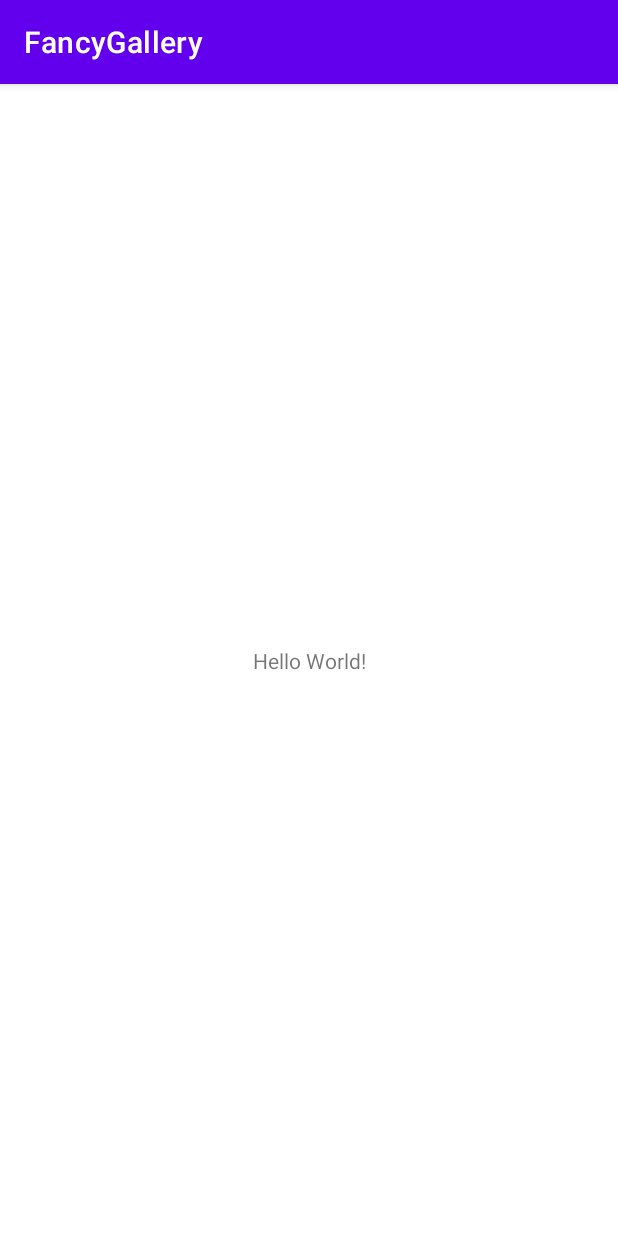
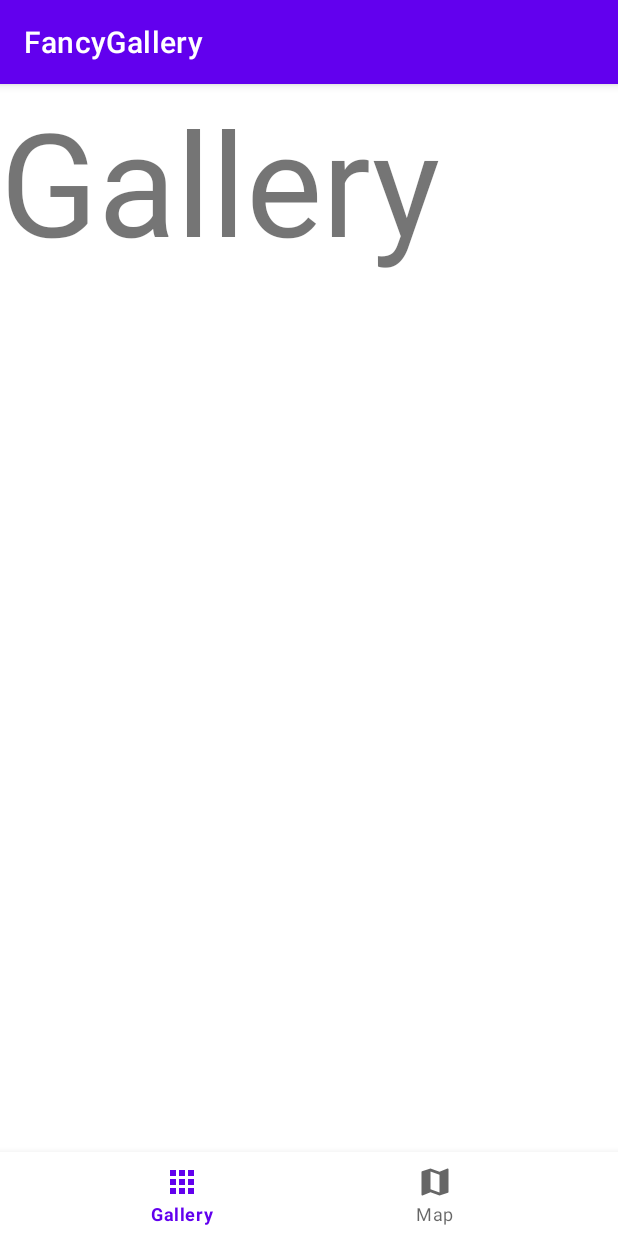
Before and after one commit to Roarke-Rey/FancyGallery, an Android app: the screen it shows after launch (MainActivity), on a phone screen of 412 x 824 dp. Run offline under Robolectric (Android 15) with nearby library versions, the phone set to English and light mode, and no system bars; our stand-ins replace navigation-ui.

Commit message:
Added the two basic fragments with a navgraph and bottom navigation bar

```diff
--- /dev/null
+++ b/app/src/main/java/edu/vt/cs5254/fancygallery/GalleryFragment.kt
@@ -0,0 +1,32 @@
+package edu.vt.cs5254.fancygallery
+
+import android.os.Bundle
+import android.view.LayoutInflater
+import android.view.View
+import android.view.ViewGroup
+import androidx.fragment.app.Fragment
+import androidx.recyclerview.widget.GridLayoutManager
+import edu.vt.cs5254.fancygallery.databinding.FragmentGalleryBinding
+
+class GalleryFragment: Fragment() {
+
+    private var _binding: FragmentGalleryBinding? = null
+    private val binding
+        get() = checkNotNull(_binding) {
+            "Cannot access binding because it is null. Is the view visible?"
+        }
+
+    override fun onCreateView(
+        inflater: LayoutInflater,
+        container: ViewGroup?,
+        savedInstanceState: Bundle?
+    ): View? {
+        _binding = FragmentGalleryBinding.inflate(inflater, container, false)
+        return binding.root
+    }
+
+    override fun onDestroyView() {
+        super.onDestroyView()
+        _binding = null
+    }
+}
--- a/app/src/main/java/edu/vt/cs5254/fancygallery/MainActivity.kt
+++ b/app/src/main/java/edu/vt/cs5254/fancygallery/MainActivity.kt
@@ -2,10 +2,21 @@ package edu.vt.cs5254.fancygallery
 
 import androidx.appcompat.app.AppCompatActivity
 import android.os.Bundle
+import androidx.navigation.NavHost
+import androidx.navigation.ui.NavigationUI
+import androidx.navigation.ui.setupWithNavController
+import edu.vt.cs5254.fancygallery.databinding.ActivityMainBinding
 
 class MainActivity : AppCompatActivity() {
     override fun onCreate(savedInstanceState: Bundle?) {
         super.onCreate(savedInstanceState)
-        setContentView(R.layout.activity_main)
+        val binding = ActivityMainBinding.inflate(layoutInflater)
+        val navHost = supportFragmentManager.findFragmentById(R.id.fragment_container) as NavHost
+        binding.bottomNav.setupWithNavController(navHost.navController)
+        binding.bottomNav.setOnItemSelectedListener { item ->
+            NavigationUI.onNavDestinationSelected(item, navHost.navController)
+            true
+        }
+        setContentView(binding.root)
     }
 }
--- /dev/null
+++ b/app/src/main/java/edu/vt/cs5254/fancygallery/MapFragment.kt
@@ -0,0 +1,31 @@
+package edu.vt.cs5254.fancygallery
+
+import android.os.Bundle
+import android.view.LayoutInflater
+import android.view.View
+import android.view.ViewGroup
+import androidx.fragment.app.Fragment
+import edu.vt.cs5254.fancygallery.databinding.FragmentMapBinding
+
+class MapFragment: Fragment() {
+
+    private var _binding: FragmentMapBinding? = null
+    private val binding
+        get() = checkNotNull(_binding) {
+            "Cannot access binding because it is null. Is the view visible?"
+        }
+
+    override fun onCreateView(
+        inflater: LayoutInflater,
+        container: ViewGroup?,
+        savedInstanceState: Bundle?
+    ): View? {
+        _binding = FragmentMapBinding.inflate(inflater, container, false)
+        return binding.root
+    }
+
+    override fun onDestroyView() {
+        super.onDestroyView()
+        _binding = null
+    }
+}
--- /dev/null
+++ b/app/src/main/res/drawable/ic_gallery.xml
@@ -0,0 +1,5 @@
+<vector android:height="24dp" android:tint="#000000"
+    android:viewportHeight="24" android:viewportWidth="24"
+    android:width="24dp" xmlns:android="http://schemas.android.com/apk/res/android">
+    <path android:fillColor="@android:color/white" android:pathData="M4,8h4L8,4L4,4v4zM10,20h4v-4h-4v4zM4,20h4v-4L4,16v4zM4,14h4v-4L4,10v4zM10,14h4v-4h-4v4zM16,4v4h4L20,4h-4zM10,8h4L14,4h-4v4zM16,14h4v-4h-4v4zM16,20h4v-4h-4v4z"/>
+</vector>
--- /dev/null
+++ b/app/src/main/res/drawable/ic_map.xml
@@ -0,0 +1,5 @@
+<vector android:height="24dp" android:tint="#000000"
+    android:viewportHeight="24" android:viewportWidth="24"
+    android:width="24dp" xmlns:android="http://schemas.android.com/apk/res/android">
+    <path android:fillColor="@android:color/white" android:pathData="M20.5,3l-0.16,0.03L15,5.1 9,3 3.36,4.9c-0.21,0.07 -0.36,0.25 -0.36,0.48V20.5c0,0.28 0.22,0.5 0.5,0.5l0.16,-0.03L9,18.9l6,2.1 5.64,-1.9c0.21,-0.07 0.36,-0.25 0.36,-0.48V3.5c0,-0.28 -0.22,-0.5 -0.5,-0.5zM15,19l-6,-2.11V5l6,2.11V19z"/>
+</vector>
--- a/app/src/main/res/layout/activity_main.xml
+++ b/app/src/main/res/layout/activity_main.xml
@@ -1,18 +1,26 @@
 <?xml version="1.0" encoding="utf-8"?>
-<androidx.constraintlayout.widget.ConstraintLayout xmlns:android="http://schemas.android.com/apk/res/android"
+<LinearLayout xmlns:android="http://schemas.android.com/apk/res/android"
     xmlns:app="http://schemas.android.com/apk/res-auto"
     xmlns:tools="http://schemas.android.com/tools"
     android:layout_width="match_parent"
     android:layout_height="match_parent"
+    android:gravity="bottom"
+    android:orientation="vertical"
     tools:context=".MainActivity">
 
-    <TextView
-        android:layout_width="wrap_content"
+    <androidx.fragment.app.FragmentContainerView
+        android:id="@+id/fragment_container"
+        android:name="androidx.navigation.fragment.NavHostFragment"
+        android:layout_width="match_parent"
+        android:layout_height="match_parent"
+        android:layout_weight="1"
+        app:defaultNavHost="true"
+        app:navGraph="@navigation/nav_graph"
+        tools:layout="@layout/fragment_gallery" />
+
+    <com.google.android.material.bottomnavigation.BottomNavigationView
+        android:id="@+id/bottom_nav"
+        android:layout_width="match_parent"
         android:layout_height="wrap_content"
-        android:text="Hello World!"
-        app:layout_constraintBottom_toBottomOf="parent"
-        app:layout_constraintEnd_toEndOf="parent"
-        app:layout_constraintStart_toStartOf="parent"
-        app:layout_constraintTop_toTopOf="parent" />
-
-</androidx.constraintlayout.widget.ConstraintLayout>
+        app:menu="@menu/nav_menu" />
+</LinearLayout>
--- /dev/null
+++ b/app/src/main/res/layout/fragment_gallery.xml
@@ -0,0 +1,11 @@
+<?xml version="1.0" encoding="utf-8"?>
+<LinearLayout xmlns:android="http://schemas.android.com/apk/res/android"
+    android:layout_width="match_parent"
+    android:layout_height="match_parent">
+
+    <TextView
+        android:layout_width="wrap_content"
+        android:layout_height="wrap_content"
+        android:text="@string/gallery"
+        android:textSize="96sp" />
+</LinearLayout>
--- /dev/null
+++ b/app/src/main/res/layout/fragment_map.xml
@@ -0,0 +1,12 @@
+<?xml version="1.0" encoding="utf-8"?>
+<LinearLayout xmlns:android="http://schemas.android.com/apk/res/android"
+    android:layout_width="match_parent"
+    android:layout_height="match_parent">
+
+    <TextView
+        android:layout_width="0dp"
+        android:layout_height="wrap_content"
+        android:layout_weight="1"
+        android:text="@string/map"
+        android:textSize="96sp" />
+</LinearLayout>
--- /dev/null
+++ b/app/src/main/res/menu/nav_menu.xml
@@ -0,0 +1,12 @@
+<?xml version="1.0" encoding="utf-8"?>
+<menu xmlns:android="http://schemas.android.com/apk/res/android">
+
+    <item
+        android:id="@+id/gallery_fragment"
+        android:icon="@drawable/ic_gallery"
+        android:title="@string/gallery" />
+    <item
+        android:id="@+id/map_fragment"
+        android:icon="@drawable/ic_map"
+        android:title="@string/map" />
+</menu>
--- /dev/null
+++ b/app/src/main/res/navigation/nav_graph.xml
@@ -0,0 +1,15 @@
+<?xml version="1.0" encoding="utf-8"?>
+<navigation xmlns:android="http://schemas.android.com/apk/res/android"
+    xmlns:app="http://schemas.android.com/apk/res-auto"
+    android:id="@+id/nav_graph"
+    app:startDestination="@id/gallery_fragment">
+
+    <fragment
+        android:id="@+id/gallery_fragment"
+        android:name="edu.vt.cs5254.fancygallery.GalleryFragment"
+        android:label="GalleryFragment" />
+    <fragment
+        android:id="@+id/map_fragment"
+        android:name="edu.vt.cs5254.fancygallery.MapFragment"
+        android:label="MapFragment" />
+</navigation>
--- a/app/src/main/res/values/strings.xml
+++ b/app/src/main/res/values/strings.xml
@@ -1,3 +1,5 @@
 <resources>
     <string name="app_name">FancyGallery</string>
+    <string name="gallery">Gallery</string>
+    <string name="map">Map</string>
 </resources>
```
